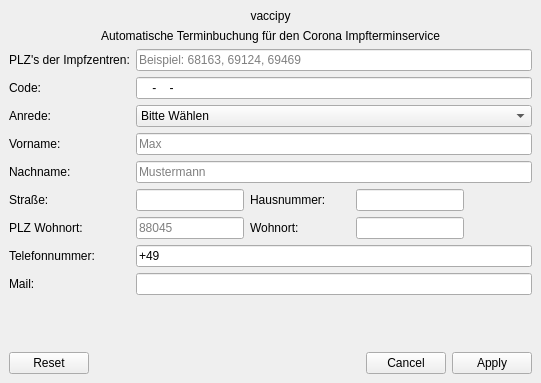
timreibe/vaccipy, file tools/gui/kontaktdaten.ui: the form before one commit.
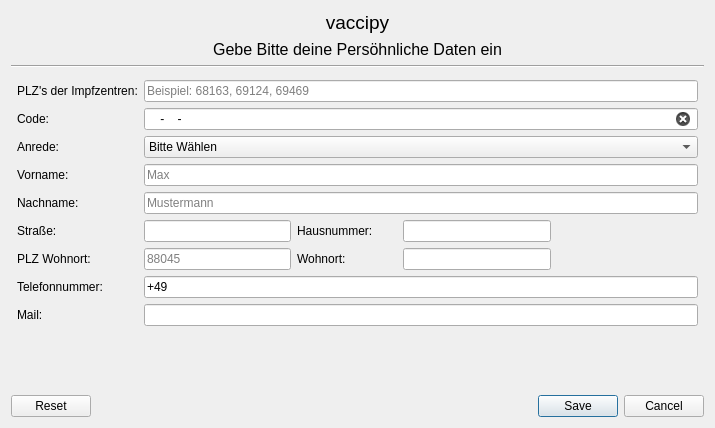
The form after the commit.

Commit message: kontaktdaten implementriert

The edit to the form file:
```diff
--- a/tools/gui/kontaktdaten.ui
+++ b/tools/gui/kontaktdaten.ui
@@ -1,46 +1,50 @@
 <?xml version="1.0" encoding="UTF-8"?>
 <ui version="4.0">
- <class>MainWindow</class>
- <widget class="QMainWindow" name="MainWindow">
+ <class>Dialog</class>
+ <widget class="QDialog" name="Dialog">
   <property name="geometry">
    <rect>
     <x>0</x>
     <y>0</y>
-    <width>541</width>
-    <height>383</height>
+    <width>715</width>
+    <height>428</height>
    </rect>
   </property>
   <property name="windowTitle">
    <string>MainWindow</string>
   </property>
-  <widget class="QWidget" name="centralwidget">
    <layout class="QGridLayout" name="gridLayout_2">
     <item row="0" column="0">
-     <layout class="QGridLayout" name="main_grid">
-      <item row="1" column="0">
-       <widget class="QLabel" name="label">
-        <property name="text">
-         <string>Automatische Terminbuchung für den Corona Impfterminservice</string>
-        </property>
-        <property name="alignment">
-         <set>Qt::AlignCenter</set>
-        </property>
-       </widget>
-      </item>
-      <item row="0" column="0">
        <widget class="QLabel" name="header_label">
+     <property name="font">
+      <font>
+       <pointsize>14</pointsize>
+      </font>
+     </property>
         <property name="text">
          <string>vaccipy</string>
         </property>
         <property name="alignment">
-         <set>Qt::AlignHCenter|Qt::AlignTop</set>
+      <set>Qt::AlignCenter</set>
         </property>
        </widget>
       </item>
-     </layout>
-    </item>
-    <item row="1" column="0">
+   <item row="3" column="0">
+    <layout class="QGridLayout" name="main_grid">
+     <item row="1" column="1">
      <layout class="QFormLayout" name="kontakdaten_layout">
+       <property name="leftMargin">
+        <number>6</number>
+       </property>
+       <property name="topMargin">
+        <number>6</number>
+       </property>
+       <property name="rightMargin">
+        <number>6</number>
+       </property>
+       <property name="bottomMargin">
+        <number>6</number>
+       </property>
       <item row="0" column="0">
        <widget class="QLabel" name="plz_impfzent_label">
         <property name="text">
@@ -83,7 +87,7 @@
          <string>A1C3-D2FG-4IJK</string>
         </property>
         <property name="clearButtonEnabled">
-         <bool>false</bool>
+          <bool>true</bool>
         </property>
        </widget>
       </item>
@@ -140,7 +144,7 @@
          <string>Max</string>
         </property>
         <property name="clearButtonEnabled">
-         <bool>true</bool>
+          <bool>false</bool>
         </property>
        </widget>
       </item>
@@ -157,7 +161,7 @@
          <string>Mustermann</string>
         </property>
         <property name="clearButtonEnabled">
-         <bool>true</bool>
+          <bool>false</bool>
         </property>
        </widget>
       </item>
@@ -192,7 +196,7 @@
            </size>
           </property>
           <property name="clearButtonEnabled">
-           <bool>true</bool>
+            <bool>false</bool>
           </property>
          </widget>
         </item>
@@ -202,7 +206,7 @@
            <string/>
           </property>
           <property name="clearButtonEnabled">
-           <bool>true</bool>
+            <bool>false</bool>
           </property>
          </widget>
         </item>
@@ -233,7 +237,7 @@
         <item row="0" column="3">
          <widget class="QLineEdit" name="i_wohnort">
           <property name="clearButtonEnabled">
-           <bool>true</bool>
+            <bool>false</bool>
           </property>
          </widget>
         </item>
@@ -259,7 +263,7 @@
            <string>88045</string>
           </property>
           <property name="clearButtonEnabled">
-           <bool>true</bool>
+            <bool>false</bool>
           </property>
          </widget>
         </item>
@@ -288,11 +292,14 @@
       <item row="7" column="1">
        <widget class="QLineEdit" name="i_telefon">
         <property name="inputMask">
-         <string>+4\9</string>
-        </property>
-        <property name="placeholderText">
          <string/>
         </property>
+         <property name="text">
+          <string>+49</string>
+         </property>
+         <property name="placeholderText">
+          <string>+4917299334455</string>
+         </property>
         <property name="clearButtonEnabled">
          <bool>false</bool>
         </property>
@@ -308,13 +315,30 @@
       <item row="8" column="1">
        <widget class="QLineEdit" name="i_mail">
         <property name="clearButtonEnabled">
-         <bool>true</bool>
+          <bool>false</bool>
         </property>
        </widget>
       </item>
      </layout>
     </item>
-    <item row="2" column="0">
+    </layout>
+   </item>
+   <item row="1" column="0">
+    <widget class="QLabel" name="subheader_label">
+     <property name="font">
+      <font>
+       <pointsize>12</pointsize>
+      </font>
+     </property>
+     <property name="text">
+      <string>Gebe Bitte deine Persöhnliche Daten ein</string>
+     </property>
+     <property name="alignment">
+      <set>Qt::AlignCenter</set>
+     </property>
+    </widget>
+   </item>
+   <item row="4" column="0">
      <spacer name="verticalSpacer">
       <property name="orientation">
        <enum>Qt::Vertical</enum>
@@ -327,21 +351,21 @@
       </property>
      </spacer>
     </item>
-    <item row="3" column="0">
+   <item row="2" column="0">
+    <widget class="Line" name="line">
+     <property name="orientation">
+      <enum>Qt::Horizontal</enum>
+     </property>
+    </widget>
+   </item>
+   <item row="5" column="0">
      <widget class="QDialogButtonBox" name="buttonBox">
-      <property name="orientation">
-       <enum>Qt::Horizontal</enum>
-      </property>
       <property name="standardButtons">
-       <set>QDialogButtonBox::Apply|QDialogButtonBox::Cancel|QDialogButtonBox::Reset</set>
-      </property>
-      <property name="centerButtons">
-       <bool>false</bool>
+      <set>QDialogButtonBox::Cancel|QDialogButtonBox::Reset|QDialogButtonBox::Save</set>
       </property>
      </widget>
     </item>
    </layout>
-  </widget>
  </widget>
  <resources/>
  <connections/>
```
Left out of the diff: 2 changed lines with no effect on the pictures. Lines whose indentation alone changed are shown as unchanged. The commit also changes 4 other files.
